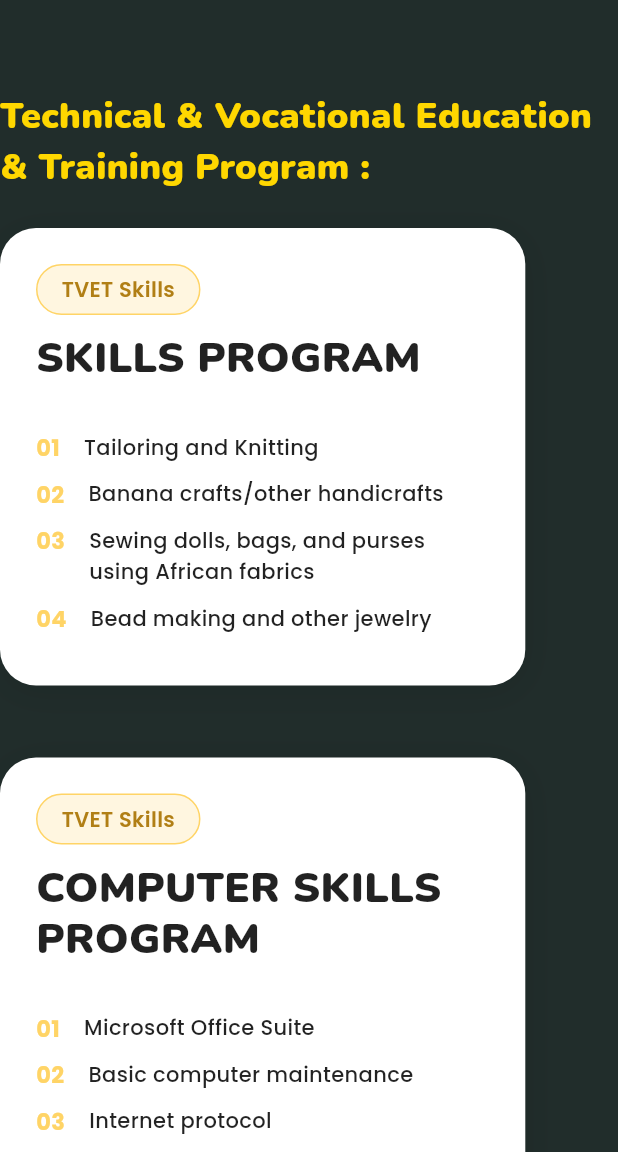
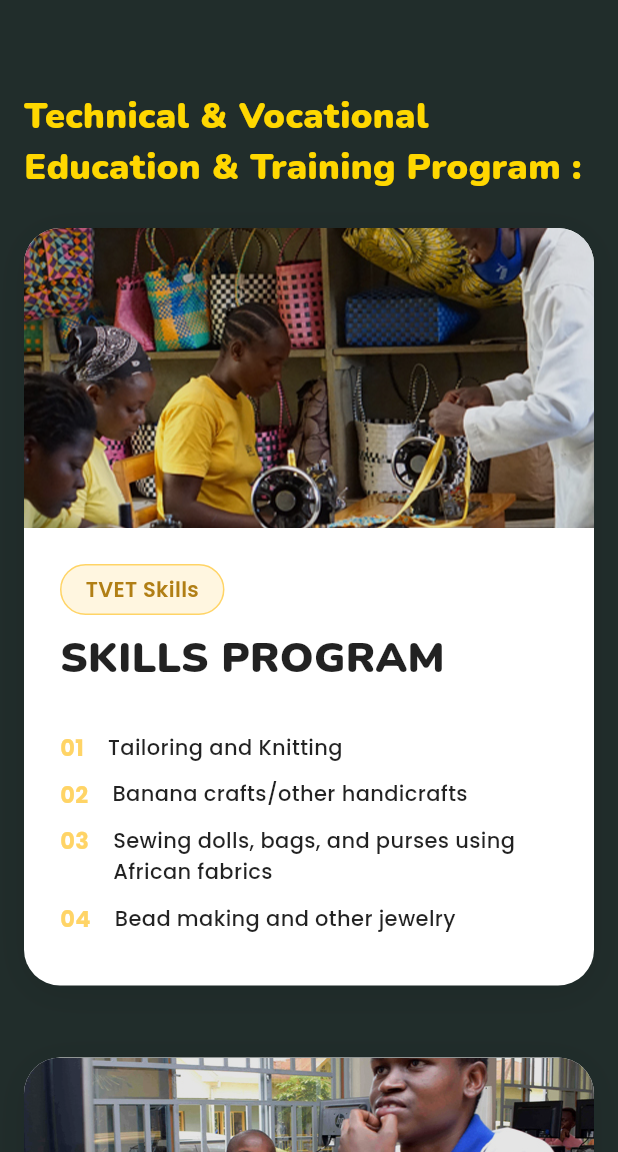
Before and after one commit to leocode09/ubumwecommunitycenter, a Flutter app: the DoesContent screen opened by its route, on a phone screen of 412 x 824 dp, the part 84-1236 px from its top. Run offline on Flutter 3.47's test engine with Material 3 defaults, Android fonts, the phone set to English and light mode, and no system bars; our stand-ins replace font_awesome_flutter, go_router, google_fonts.

Commit message:
does mobile

```diff
--- a/lib/does/does.dart
+++ b/lib/does/does.dart
@@ -8,8 +8,16 @@ class DoesContent extends StatelessWidget {
 
   @override
   Widget build(BuildContext context) {
-    return const SingleChildScrollView(
-      child: Column(
+    return LayoutBuilder(
+      builder: (context, constraints) {
+        final isDesktop = constraints.maxWidth > 700;
+
+        return SingleChildScrollView(
+          child: Padding(
+            padding: EdgeInsets.symmetric(
+              horizontal: isDesktop ? 208.0 : 16.0,
+            ),
+            child: const Column(
               crossAxisAlignment: CrossAxisAlignment.start,
               children: [
                 SectionText(text: 'Technical & Vocational Education & Training Program'),
@@ -102,6 +110,9 @@ class DoesContent extends StatelessWidget {
                 SizedBox(height: 100),
               ],
             ),
+          ),
+        );
+      },
     );
   }
 }
--- a/lib/does/feature_card.dart
+++ b/lib/does/feature_card.dart
@@ -17,9 +17,13 @@ class FeatureCard extends StatelessWidget {
 
   @override
   Widget build(BuildContext context) {
+    return LayoutBuilder(
+      builder: (context, constraints) {
+        final isDesktop = constraints.maxWidth > 700;
+
         return Container(
           margin: const EdgeInsets.symmetric(vertical: 24),
-      width: MediaQuery.of(context).size.width * 0.85,
+          width: double.infinity,
           decoration: BoxDecoration(
             color: Colors.white,
             borderRadius: BorderRadius.circular(24),
@@ -31,20 +35,27 @@ class FeatureCard extends StatelessWidget {
               ),
             ],
           ),
-      child: LayoutBuilder(
-        builder: (context, constraints) {
-          final isDesktop = constraints.maxWidth > 700;
+          child: isDesktop
+              ? _buildDesktopLayout(context)
+              : _buildMobileLayout(context),
+        );
+      },
+    );
+  }
 
+  Widget _buildDesktopLayout(BuildContext context) {
     return IntrinsicHeight(
       child: Row(
         crossAxisAlignment: CrossAxisAlignment.stretch,
         children: [
-                if (isDesktop)
           Container(
-                    width: MediaQuery.of(context).size.width * 0.4,
+            width: MediaQuery.of(context).size.width * 0.3,
             height: 400,
             decoration: BoxDecoration(
-                      borderRadius: BorderRadius.circular(24),
+              borderRadius: const BorderRadius.only(
+                topLeft: Radius.circular(24),
+                bottomLeft: Radius.circular(24),
+              ),
               image: DecorationImage(
                 image: AssetImage(imagePath),
                 fit: BoxFit.cover,
@@ -55,8 +66,41 @@ class FeatureCard extends StatelessWidget {
               ),
             ),
           ),
-                Expanded(
-                  child: Container(
+          Expanded(child: _buildContent(true)),
+        ],
+      ),
+    );
+  }
+
+  Widget _buildMobileLayout(BuildContext context) {
+    return Column(
+      crossAxisAlignment: CrossAxisAlignment.start,
+      children: [
+        Container(
+          height: 200,
+          width: double.infinity,
+          decoration: BoxDecoration(
+            borderRadius: const BorderRadius.only(
+              topLeft: Radius.circular(24),
+              topRight: Radius.circular(24),
+            ),
+            image: DecorationImage(
+              image: AssetImage(imagePath),
+              fit: BoxFit.cover,
+              colorFilter: ColorFilter.mode(
+                Colors.black.withOpacity(0.1),
+                BlendMode.darken,
+              ),
+            ),
+          ),
+        ),
+        _buildContent(false),
+      ],
+    );
+  }
+
+  Widget _buildContent(bool isDesktop) {
+    return Padding(
       padding: EdgeInsets.all(isDesktop ? 32.0 : 24.0),
       child: Column(
         crossAxisAlignment: CrossAxisAlignment.start,
@@ -107,13 +151,6 @@ class FeatureCard extends StatelessWidget {
             }).toList(),
           ),
         ],
-                    ),
-                  ),
-                ),
-              ],
-            ),
-          );
-        },
       ),
     );
   }
```
Lines whose indentation alone changed are shown as unchanged.
